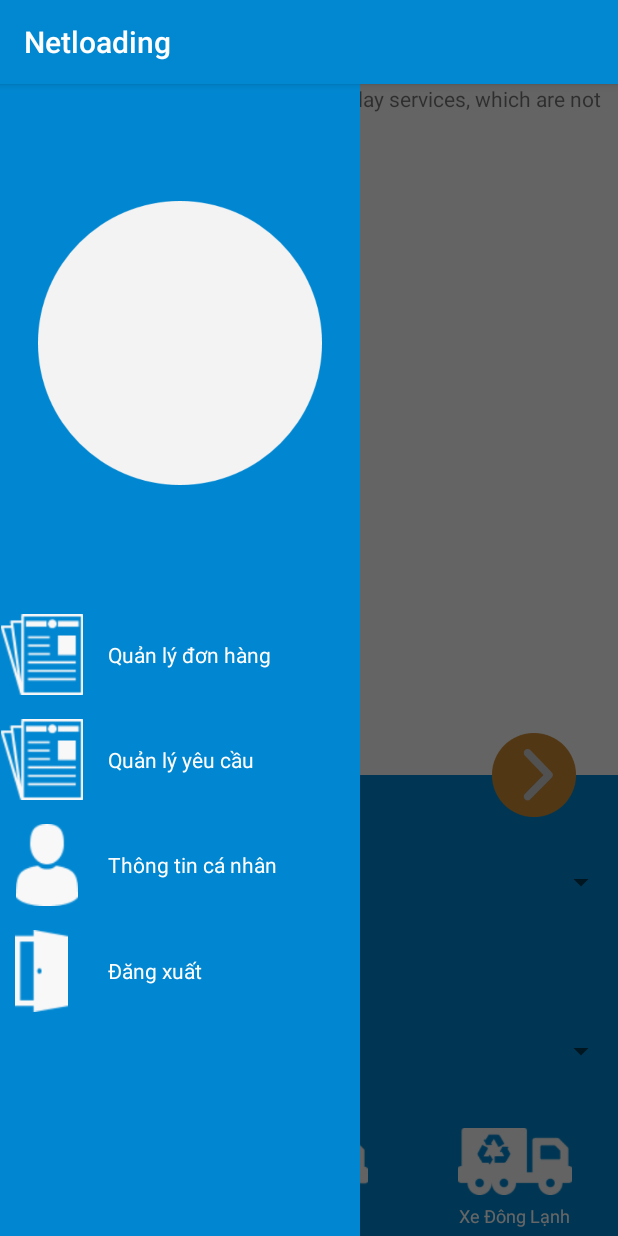
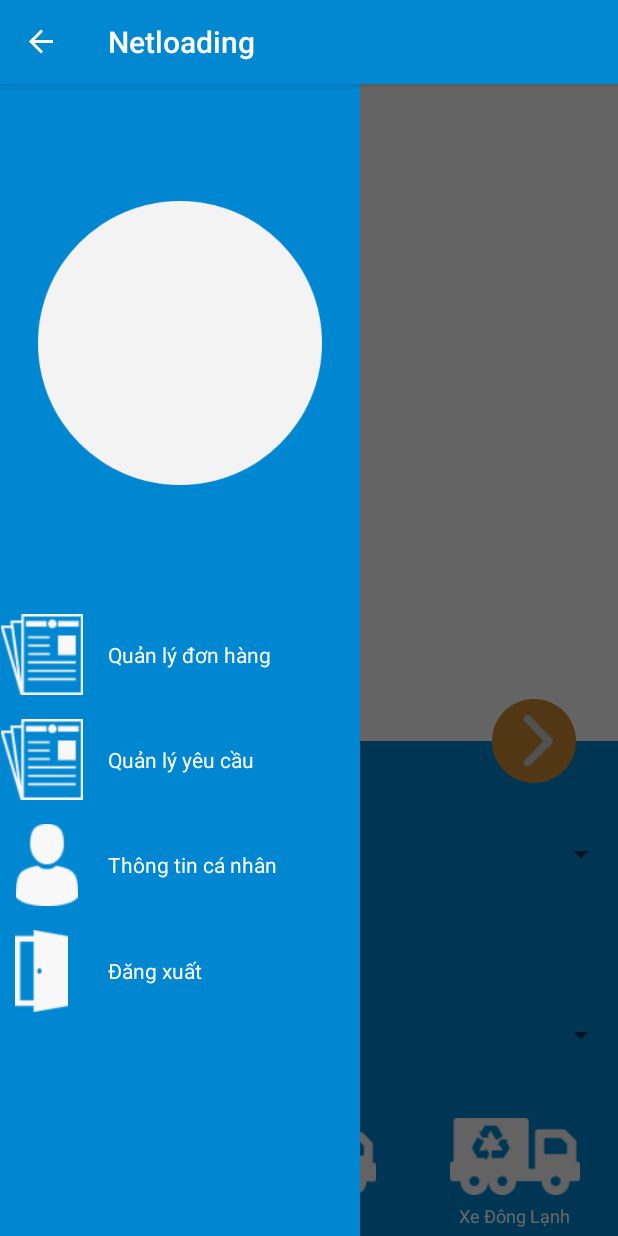
Before and after one commit to huyvtran/Netloading-android, an Android app: the PickLocationActivity screen opened directly, with no data from a screen before it, with the side drawer open, on a phone screen of 412 x 824 dp. Run offline under Robolectric (Android 15) with nearby library versions, the phone set to English and light mode, and no system bars; our stand-ins replace ButterKnife; network calls fail; 3 statements that could not run were skipped.

Commit message:
navigation drawer

```diff
--- a/app/src/main/AndroidManifest.xml
+++ b/app/src/main/AndroidManifest.xml
@@ -42,7 +42,7 @@
 
         <activity
             android:name=".view.PickLocationActivity"
-            android:theme="@style/AppTheme" >
+            android:theme="@style/AppTheme.NoActionBar" >
 
         </activity>
 
--- a/app/src/main/java/com/netloading/utils/Constants.java
+++ b/app/src/main/java/com/netloading/utils/Constants.java
@@ -5,7 +5,7 @@
  */
 public class Constants {
 
-    public static final String API_BASE_URL = "http://192.168.32.102:3000";
+    public static final String API_BASE_URL = "http://192.168.0.101:3000";
 
     public static final String SHARED_PREFERENCE_ID_TAG = "id tag";
     public static final String MA_HUYEN_DI = "ma huyen di";
--- a/app/src/main/java/com/netloading/view/PickLocationActivity.java
+++ b/app/src/main/java/com/netloading/view/PickLocationActivity.java
@@ -6,7 +6,10 @@
 import android.os.Bundle;
 import android.preference.PreferenceManager;
 import android.support.annotation.Nullable;
+import android.support.v4.widget.DrawerLayout;
+import android.support.v7.app.ActionBarDrawerToggle;
 import android.support.v7.app.AppCompatActivity;
+import android.support.v7.widget.Toolbar;
 import android.util.Log;
 import android.view.View;
 import android.view.ViewGroup;
@@ -86,6 +89,8 @@
 
         ButterKnife.bind(this);
 
+        initializeEssentialView();
+
         ImageButton continueButton = (ImageButton) findViewById(R.id.pick_continue);
 //        continueButton.setBackgroundColor(Color.argb(100, 0, 0, 0));
 
@@ -107,6 +112,21 @@
 
         SetUpSpinner();
 
+    }
+
+    private void initializeEssentialView() {
+        Toolbar toolbar = (Toolbar) findViewById(R.id.toolbar);
+        setSupportActionBar(toolbar);
+        getSupportActionBar().setDisplayHomeAsUpEnabled(true);
+        getSupportActionBar().setDisplayShowHomeEnabled(true);
+        getSupportActionBar().setHomeButtonEnabled(true);
+
+
+        DrawerLayout drawer = (DrawerLayout) findViewById(R.id.drawer_layout);
+        ActionBarDrawerToggle toggle = new ActionBarDrawerToggle(
+                this, drawer, toolbar, R.string.navigation_drawer_open, R.string.navigation_drawer_close);
+        drawer.setDrawerListener(toggle);
+        toggle.syncState();
     }
 
     private void SetUpSpinner() {
--- a/app/src/main/res/layout/navigation_drawer_content.xml
+++ b/app/src/main/res/layout/navigation_drawer_content.xml
@@ -3,6 +3,7 @@
     android:orientation="vertical"
     android:layout_width="240dp"
     android:layout_height="match_parent"
+    android:paddingTop="?attr/actionBarSize"
     android:background="@color/vBlue"
     android:weightSum="2">
     <LinearLayout
--- a/app/src/main/res/layout/pick_location_activity.xml
+++ b/app/src/main/res/layout/pick_location_activity.xml
@@ -1,9 +1,16 @@
 <?xml version="1.0" encoding="utf-8"?>
-<android.support.v4.widget.DrawerLayout
-    xmlns:android="http://schemas.android.com/apk/res/android"
+<FrameLayout xmlns:android="http://schemas.android.com/apk/res/android"
+    xmlns:app="http://schemas.android.com/apk/res-auto"
+    xmlns:tools="http://schemas.android.com/tools"
+    android:layout_width="match_parent"
+    android:layout_height="match_parent"
+    android:fitsSystemWindows="true">
+
+    <android.support.v4.widget.DrawerLayout xmlns:android="http://schemas.android.com/apk/res/android"
         android:id="@+id/drawer_layout"
         android:layout_width="match_parent"
         android:layout_height="match_parent">
+
         <RelativeLayout
             android:layout_width="match_parent"
             android:layout_height="match_parent">
@@ -333,20 +340,38 @@
                         android:layout_width="56dp"
                         android:layout_height="56dp"
                         android:layout_marginRight="28dp"
-                    android:background="@drawable/next_dis"
-                    />
+                        android:background="@drawable/next_dis" />
                 </RelativeLayout>
 
 
             </LinearLayout>
 
         </RelativeLayout>
+
         <android.support.design.widget.CoordinatorLayout
             android:id="@+id/left_drawer"
             android:layout_width="wrap_content"
             android:layout_height="match_parent"
             android:layout_gravity="start"
             android:clickable="true">
+
             <include layout="@layout/navigation_drawer_content" />
         </android.support.design.widget.CoordinatorLayout>
     </android.support.v4.widget.DrawerLayout>
+
+    <android.support.design.widget.AppBarLayout
+        android:layout_width="match_parent"
+        android:layout_height="wrap_content"
+        android:theme="@style/AppTheme.AppBarOverlay">
+
+        <android.support.v7.widget.Toolbar
+            android:id="@+id/toolbar"
+            android:layout_width="match_parent"
+            android:layout_height="?attr/actionBarSize"
+            android:background="?attr/colorPrimary"
+            app:layout_scrollFlags="scroll|enterAlways"
+            app:popupTheme="@style/AppTheme.PopupOverlay" />
+
+    </android.support.design.widget.AppBarLayout>
+
+</FrameLayout>
--- a/app/src/main/res/values/strings.xml
+++ b/app/src/main/res/values/strings.xml
@@ -4,4 +4,6 @@
     <string name="policy_title">Bằng cách nhấp vào đăng ký, bạn đồng ý với các điều khoản dịch vụ của chúng tôi</string>
     <string name="gcm_defaultSenderId">369873559475</string>
     <string name="google_app_id">369873559475</string>
+    <string name="navigation_drawer_open">Open</string>
+    <string name="navigation_drawer_close">Close</string>
 </resources>
```
Lines whose indentation alone changed are shown as unchanged.
